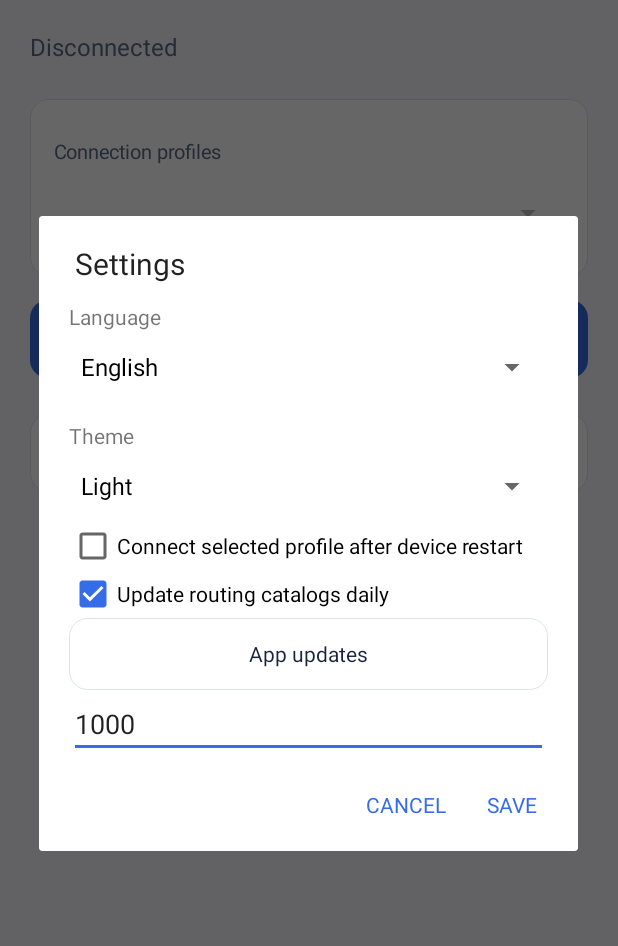
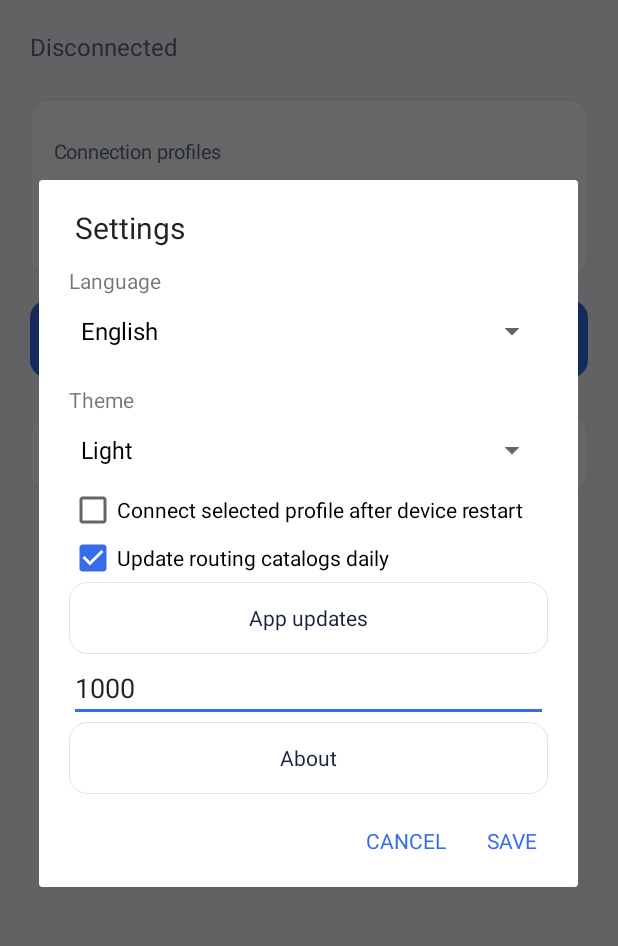
Before and after one commit to artemk1337/vk-turn-proxy-android, an Android app: the screen it shows after launch (MainActivity), after a tap on "Settings", on a phone screen of 412 x 824 dp, the part 84-1030 px from its top. Run offline under Robolectric (Android 15) with nearby library versions, the phone set to English and light mode, and no system bars; libraries missing offline, so code that uses them is left out: com.vkturn.backend; pictures from the network do not load; 12 statements that could not run were skipped.

Commit message:
Release v0.5.0 with About section [skip ci]

```diff
--- a/app/build.gradle.kts
+++ b/app/build.gradle.kts
@@ -9,8 +9,8 @@ android {
         applicationId = "com.vkturn.android"
         minSdk = 26
         targetSdk = 35
-        versionCode = 5
-        versionName = "0.4.0"
+        versionCode = 6
+        versionName = "0.5.0"
     }
     compileOptions {
         sourceCompatibility = JavaVersion.VERSION_17
--- a/app/src/main/res/values/strings.xml
+++ b/app/src/main/res/values/strings.xml
@@ -21,6 +21,8 @@
     <string name="status_detail">%1$s\n%2$s</string>
     <string name="edit_profile">Edit profile</string>
     <string name="save">Save</string>
+    <string name="github_repository" translatable="false">https://github.com/artemk1337/vk-turn-proxy-android</string>
+    <string name="about">About</string>
     <string name="settings">Settings</string>
     <string name="logs">Logs</string>
     <string name="logs_empty">No connection events yet</string>
```
Also changed, not shown: app/src/main/java/com/vkturn/android/MainActivity.kt (+14 -0 lines), 4 other files.
